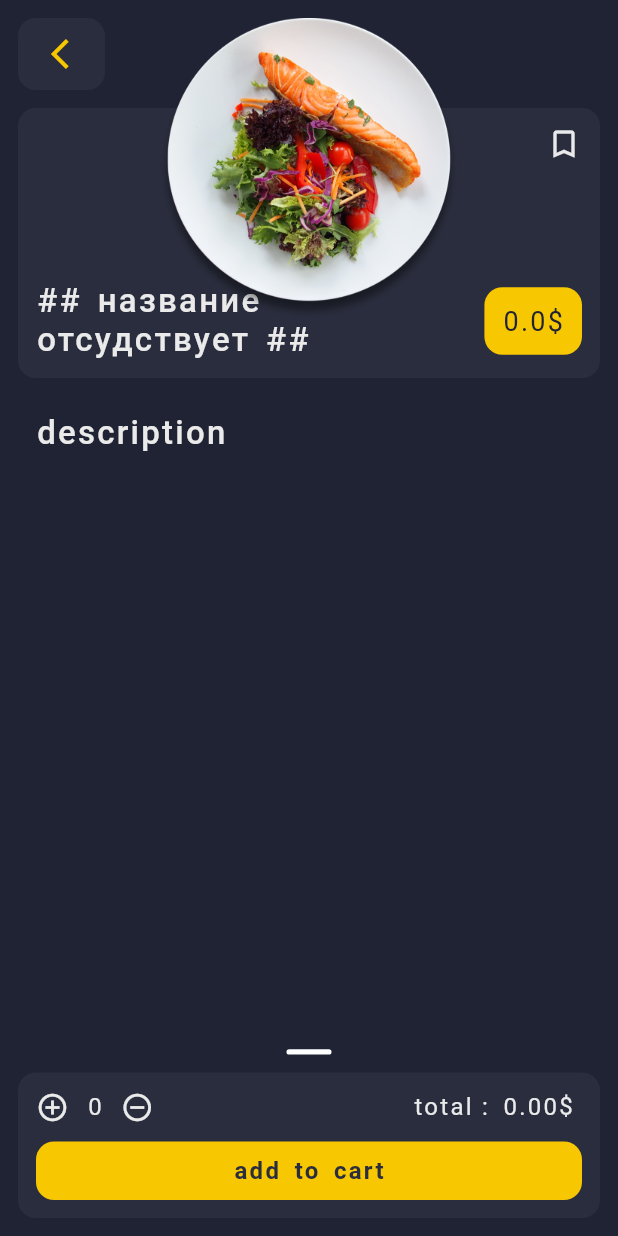
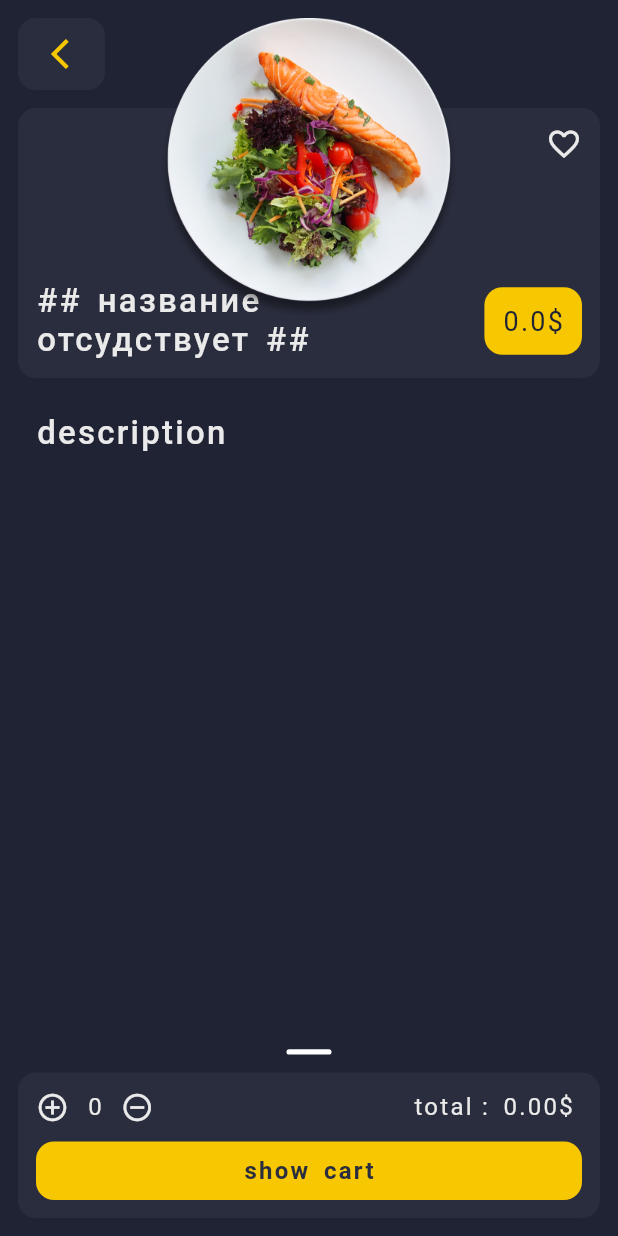
Before and after one commit to evgesha1247/eda2, a Flutter app: the DishDetaild screen opened directly, on a phone screen of 412 x 824 dp. Run offline on Flutter 3.47's test engine with Material 2 defaults, Android fonts, the phone set to English and light mode, and no system bars; our stand-ins replace flutter_slidable, hive, hive_flutter; missing offline and left inert: bottom_nav_bar; accounts and stored records are empty; statements that could not run were skipped.

Commit message:
добавил отслеживание интикатора избранного

```diff
--- a/lib/object/cart_object.dart
+++ b/lib/object/cart_object.dart
@@ -121,7 +121,7 @@ class CartModel extends ChangeNotifier {
   }
 
   void updataSubOne(dishId) {
-    if (_cartItem[dishId]!.number < 2) {
+    if ((_cartItem[dishId]?.number ?? 0) < 2) {
       delete(dishId);
     } else {
       _cartItem.update(
--- a/lib/ui/screens/dish_detailed_screen/dish_detailed_screen.dart
+++ b/lib/ui/screens/dish_detailed_screen/dish_detailed_screen.dart
@@ -160,13 +160,18 @@ class _ButtBookmark extends StatelessWidget {
   const _ButtBookmark({Key? key}) : super(key: key);
   @override
   Widget build(BuildContext context) {
+    final model = context.watch<DishDetailedModel>();
+    final isFovarit = model.dish?.isFovarit ?? false;
     return GestureDetector(
-      child: const Align(
+      onTap: () {
+        model.toggFovarit();
+        //print(model.dish?.isFovarit);
+      },
+      child: Align(
         alignment: Alignment.topRight,
-        child: Icon(
-          Icons.bookmark_border,
-          color: ThemeApp.kWhite,
-        ),
+        child: isFovarit
+            ? const Icon(Icons.favorite, color: Colors.red)
+            : const Icon(Icons.favorite_border, color: ThemeApp.kWhite),
       ),
     );
   }
@@ -207,6 +212,7 @@ class _DishDetailedButtonBar extends StatelessWidget {
     final dishkey = dishModel.dish?.id ?? '';
     final number = cartModel.namber(dishkey);
     final subTotal = cartModel.subTotal(dishkey).toStringAsFixed(2);
+
     return Container(
       width: double.infinity,
       decoration: ThemeApp.decoration(),
@@ -254,21 +260,14 @@ class _DishDetailedButtonBar extends StatelessWidget {
             ),
             const SizedBox(height: ThemeApp.kInterval),
             GestureDetector(
-              onTap: () {
-                cartModel.addItem(
-                  dishId: dishModel.dish?.id,
-                  price: dishModel.dish?.price,
-                  name: dishModel.dish?.name,
-                  imgUrl: dishModel.dish?.imgUrl,
-                );
-              },
+              onTap: () => dishModel.showCart(context),
               child: Container(
                 padding: const EdgeInsets.symmetric(vertical: 10),
                 width: double.infinity,
                 decoration: ThemeApp.decoration(colors: ThemeApp.kAccent),
                 child: Center(
                   child: Text(
-                    'add to cart',
+                    'show cart',
                     style: ThemeApp.style(
                       colors: ThemeApp.kFrontColor,
                       fW: FontWeight.bold,
@@ -288,7 +287,7 @@ class _DishDetailedButtonBack extends StatelessWidget {
   const _DishDetailedButtonBack({Key? key}) : super(key: key);
   @override
   Widget build(BuildContext context) {
-    final model = context.watch<DishDetailedModel>();
+    final model = context.read<DishDetailedModel>();
     return GestureDetector(
       onTap: () => model.showMenu(context),
       child: Container(
--- a/lib/ui/widgets/header_widget/header_widget.dart
+++ b/lib/ui/widgets/header_widget/header_widget.dart
@@ -78,7 +78,7 @@ class _FilterButtonWidget extends StatelessWidget {
       onPressed: () => model.showCart(context),
       child: const SizedBox(
         height: ThemeApp.kHeight,
-        child: Icon(Icons.tune, color: ThemeApp.kAccent),
+        child: Icon(Icons.shopping_cart, color: ThemeApp.kAccent),
       ),
     );
   }
```
Also changed, not shown: lib/object/dish_object.dart (+11 -28 lines), lib/ui/screens/cart_screen/cart_screen.dart (+6 -8 lines), lib/ui/screens/dish_detailed_screen/dish_detailed_model.dart (+13 -0 lines), lib/ui/screens/menu_screnn/menu_screen.dart (+11 -12 lines).
